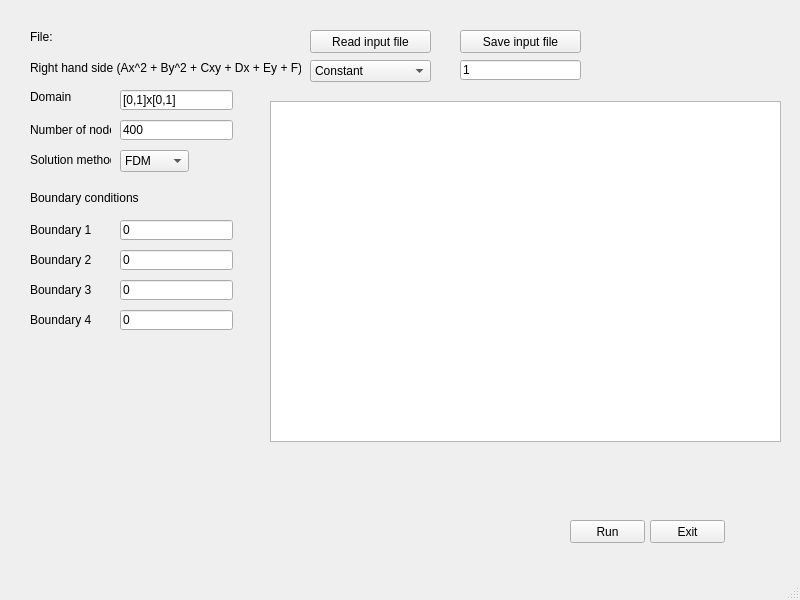
The window that mainwindow.ui (otto67/PoissonSolver) describes before a commit, drawn with Qt 5.
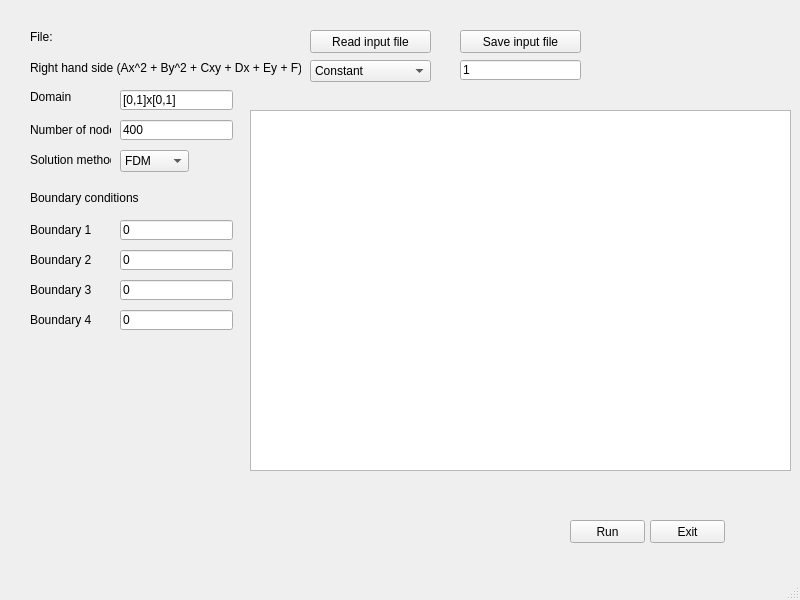
The same window after the commit. Custom widgets are drawn as their Qt base class.

```diff
--- a/mainwindow.ui
+++ b/mainwindow.ui
@@ -354,12 +354,30 @@
    <widget class="QGraphicsView" name="graphicsView">
     <property name="geometry">
      <rect>
-      <x>270</x>
-      <y>101</y>
-      <width>511</width>
-      <height>341</height>
+      <x>250</x>
+      <y>110</y>
+      <width>541</width>
+      <height>361</height>
      </rect>
     </property>
+    <property name="mouseTracking">
+     <bool>true</bool>
+    </property>
+    <property name="focusPolicy">
+     <enum>Qt::WheelFocus</enum>
+    </property>
+    <property name="acceptDrops">
+     <bool>false</bool>
+    </property>
+    <property name="lineWidth">
+     <number>2</number>
+    </property>
+    <property name="verticalScrollBarPolicy">
+     <enum>Qt::ScrollBarAlwaysOff</enum>
+    </property>
+    <property name="horizontalScrollBarPolicy">
+     <enum>Qt::ScrollBarAlwaysOff</enum>
+    </property>
     <property name="sizeAdjustPolicy">
      <enum>QAbstractScrollArea::AdjustToContents</enum>
     </property>
@@ -383,6 +401,14 @@
   </widget>
   <widget class="QStatusBar" name="statusbar"/>
  </widget>
+ <customwidgets>
+  <customwidget>
+   <class>QCustomPlot</class>
+   <extends>QWidget</extends>
+   <header location="global">qcustomplot.h</header>
+   <container>1</container>
+  </customwidget>
+ </customwidgets>
  <resources/>
  <connections>
   <connection>
```
Left out of the diff: 19 changed lines with no effect on the pictures.
